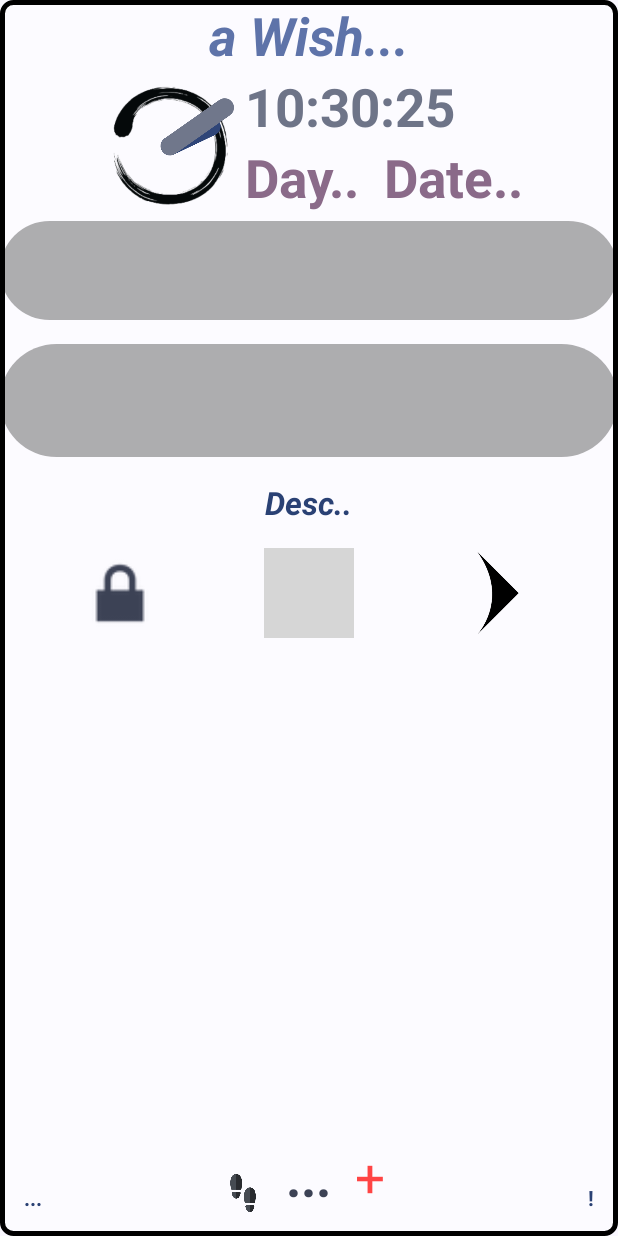
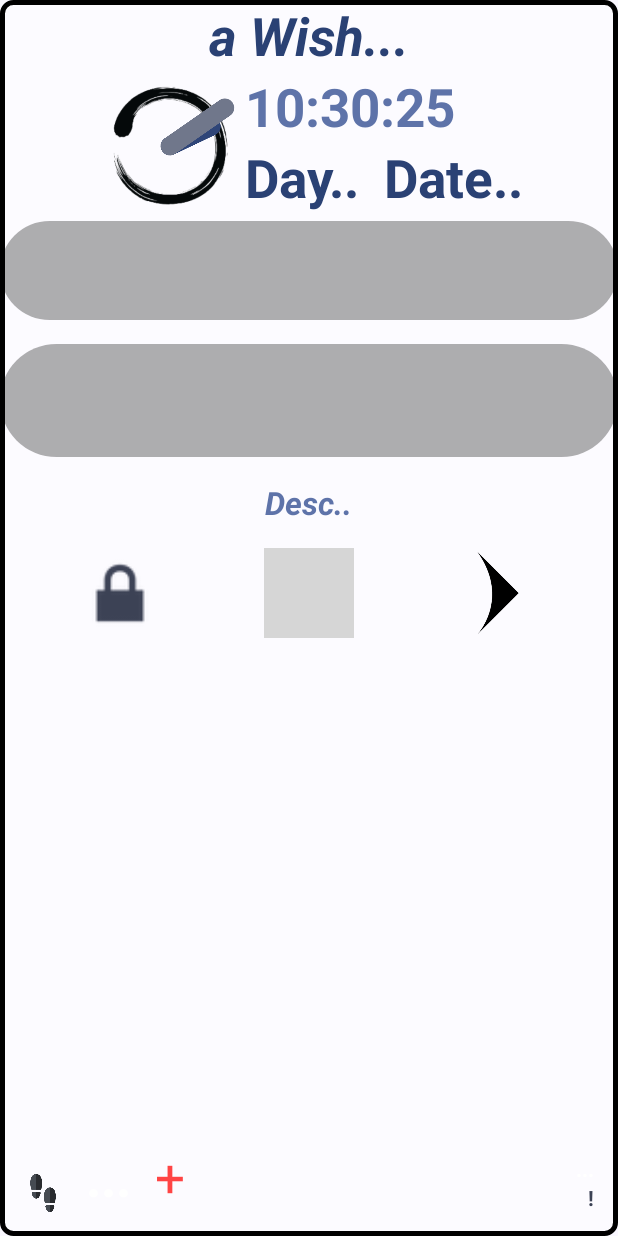
Before and after one commit to navep7/Homey, an Android app: the layout new_app_widget.xml on its own in the app's theme, with its tools: preview values and no code run, on a phone screen of 412 x 824 dp. Run offline under Robolectric (Android 15) with nearby library versions, the phone set to English and light mode, and no system bars; network calls fail; grey boxes are pictures that could not be loaded.

Commit message:
stabilization and colors

```diff
--- a/app/src/main/java/com/belaku/homey/NewAppWidget.kt
+++ b/app/src/main/java/com/belaku/homey/NewAppWidget.kt
@@ -319,7 +319,7 @@ class NewAppWidget : AppWidgetProvider() {
                 remoteViews?.setTextViewText(R.id.tx_add_remove_newlap, "+")
             } else {
                 remoteViews?.setTextViewText(R.id.tx_n_steps, ",")
-                remoteViews?.setTextViewText(R.id.tx_add_remove_newlap, "-")
+                remoteViews?.setTextViewText(R.id.tx_add_remove_newlap, "x")
             }
             boolNewLap = !boolNewLap
             if (initialSteps == 0)
@@ -438,7 +438,7 @@ class NewAppWidget : AppWidgetProvider() {
             SimpleDateFormat("EEE", Locale.getDefault()).format(c)
         )
         remoteViews?.setTextViewText(R.id.tx_desc, wD)
-        remoteViews?.setTextViewText(R.id.tx_timestamp, uT)
+        remoteViews?.setTextViewText(R.id.tx_timestamp, "Updated ~ $uT")
         remoteViews?.setTextViewText(
             R.id.tx_walltype,
             qT.substring(0, 1).uppercase() + qT.substring(1) + "\n" + dU + " mins, once."
--- a/app/src/main/res/layout/new_app_widget.xml
+++ b/app/src/main/res/layout/new_app_widget.xml
@@ -16,7 +16,7 @@
         android:layout_centerHorizontal="true"
         android:layout_gravity="center"
         android:text="a Wish..."
-        android:textColor="?attr/colorPrimaryFixed"
+        android:textColor="?attr/colorPrimary"
         android:textSize="35sp"
         android:textStyle="bold|italic"
         tools:ignore="HardcodedText" />
@@ -41,7 +41,7 @@
             android:layout_alignParentTop="true"
             android:layout_toEndOf="@+id/a_clock"
             android:format12Hour="k:mm:ss"
-            android:textColor="?attr/colorSecondaryFixed"
+            android:textColor="?attr/colorPrimaryContainer"
             android:textSize="35sp"
             android:textStyle="bold" />
 
@@ -53,7 +53,7 @@
             android:layout_toEndOf="@+id/a_clock"
             android:layout_below="@+id/clock"
             android:text="Day.."
-            android:textColor="?attr/colorTertiaryFixed"
+            android:textColor="?attr/colorPrimary"
             android:textSize="35sp"
             android:textStyle="bold"
             tools:ignore="HardcodedText" />
@@ -65,7 +65,7 @@
             android:text="Date.."
             android:layout_toEndOf="@+id/tx_day"
             android:layout_below="@id/clock"
-            android:textColor="?attr/colorTertiaryFixed"
+            android:textColor="?attr/colorPrimary"
             android:textSize="35sp"
             android:textStyle="bold"
             tools:ignore="HardcodedText" />
@@ -256,7 +256,7 @@
         android:layout_centerHorizontal="true"
         android:layout_margin="@dimen/fab_margin"
         android:text="Desc.."
-        android:textColor="?attr/colorPrimaryDark"
+        android:textColor="?attr/colorPrimaryContainer"
         android:textSize="21sp"
         android:textStyle="bold|italic"
         tools:ignore="HardcodedText" />
@@ -316,20 +316,21 @@
         android:layout_height="wrap_content"
         android:layout_alignParentEnd="true"
         android:layout_alignParentBottom="true"
-        android:layout_margin="@dimen/fab_margin"
+        android:layout_marginEnd="@dimen/fab_margin"
+        android:layout_marginBottom="@dimen/fab_margin"
         android:text="!"
-        android:textColor="?attr/colorPrimaryVariant"
+        android:textColor="?attr/colorSecondaryVariant"
         android:textStyle="bold" />
 
     <TextView
         android:id="@+id/tx_walltype"
         android:layout_width="wrap_content"
         android:layout_height="wrap_content"
-        android:layout_alignParentStart="true"
-        android:layout_alignParentBottom="true"
-        android:layout_margin="@dimen/fab_margin"
+        android:layout_alignParentEnd="true"
+        android:layout_above="@+id/tx_timestamp"
+        android:layout_marginEnd="@dimen/fab_margin"
         android:text="..."
-        android:textColor="?attr/colorPrimaryVariant"
+        android:textColor="?attr/colorOnSecondaryFixedVariant"
         android:textStyle="bold" />
 
 
@@ -343,7 +344,20 @@
         android:scaleType="fitXY"
         android:layout_marginBottom="@dimen/fab_margin"
         android:layout_alignParentBottom="true"
-        android:layout_toLeftOf="@+id/tx_steps"/>
+        android:layout_alignParentStart="true"/>
+
+    <TextView
+        android:id="@+id/tx_steps"
+        android:layout_width="wrap_content"
+        android:layout_height="wrap_content"
+        android:layout_toRightOf="@+id/imgv_steps"
+        android:layout_alignParentBottom="true"
+        android:layout_marginBottom="@dimen/fab_margin"
+        android:text="..."
+        android:textSize="35sp"
+        android:textColor="?attr/colorOnTertiaryFixedVariant"
+        android:textStyle="bold" />
+
 
     <TextView
         android:id="@+id/tx_add_remove_newlap"
@@ -352,31 +366,20 @@
         android:textColor="@android:color/holo_red_light"
         android:layout_height="wrap_content"
         android:layout_width="wrap_content"
-        android:layout_margin="@dimen/fab_margin"
         android:background="@android:color/transparent"
         android:scaleType="fitXY"
-        android:layout_marginBottom="@dimen/fab_margin"
+        android:layout_margin="@dimen/fab_margin"
         android:layout_alignParentBottom="true"
         android:layout_toRightOf="@+id/tx_steps"/>
 
-    <TextView
-        android:id="@+id/tx_steps"
-        android:layout_width="wrap_content"
-        android:layout_height="wrap_content"
-        android:layout_centerHorizontal="true"
-        android:layout_alignParentBottom="true"
-        android:layout_marginBottom="@dimen/fab_margin"
-        android:text="..."
-        android:textSize="35sp"
-        android:textColor="?attr/colorSecondaryVariant"
-        android:textStyle="bold" />
 
     <TextView
         android:id="@+id/tx_n_steps"
         android:layout_width="wrap_content"
         android:layout_height="wrap_content"
-        android:layout_below="@+id/imgbtn_note"
-        android:layout_centerHorizontal="true"
+        android:layout_toRightOf="@+id/tx_add_remove_newlap"
+        android:layout_alignParentBottom="true"
+        android:layout_marginBottom="@dimen/fab_margin"
         android:visibility="invisible"
         android:textSize="25sp"
         android:textColor="?attr/colorSecondaryVariant"
```
Also changed, not shown: app/src/main/java/com/belaku/homey/SetWallWorker.kt (+8 -3 lines), app/src/main/java/com/belaku/homey/StepsService.kt (+2 -7 lines).
